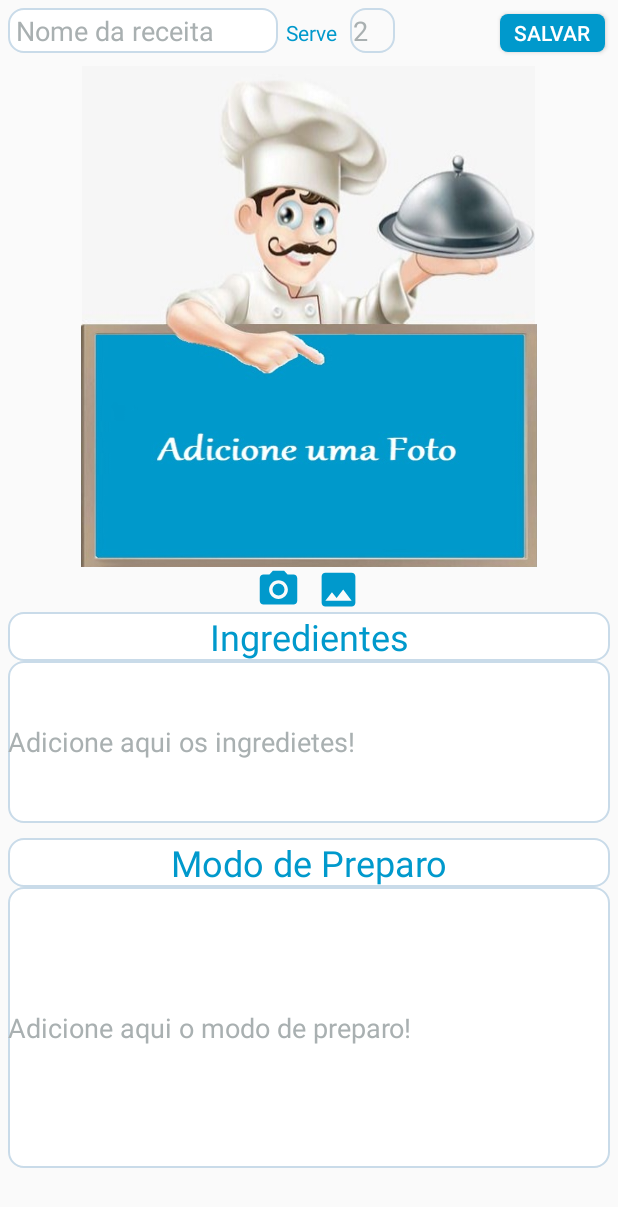
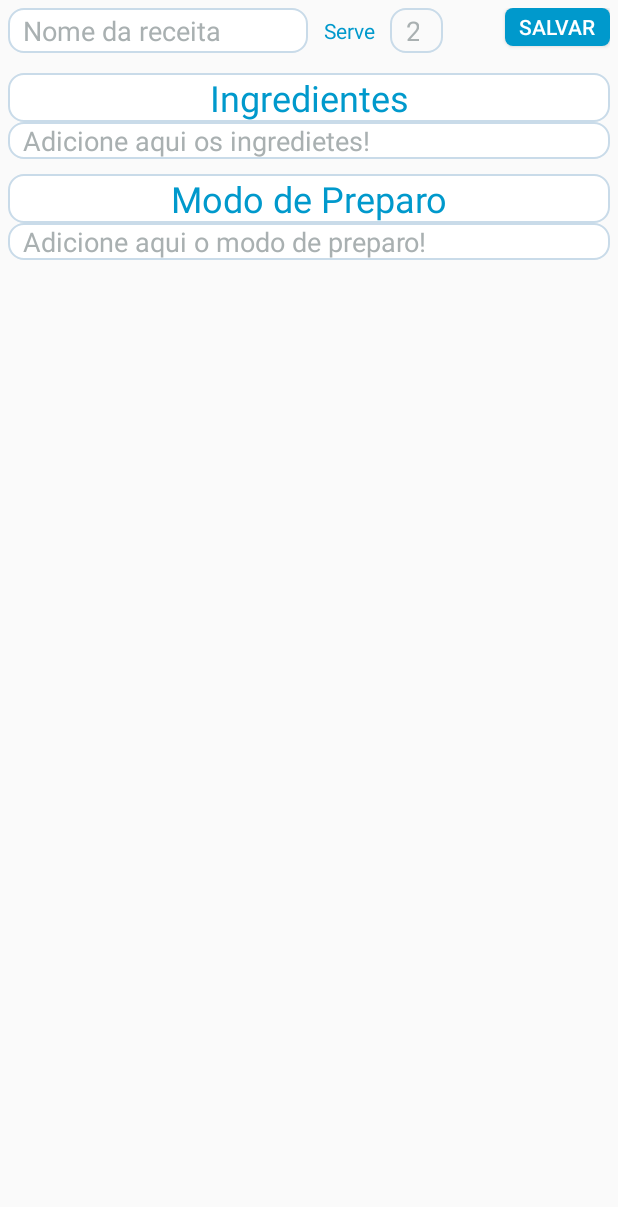
Before and after one commit to rubensfelipe/ReceitaBoa, an Android app: the fragment MinhasReceitasFragment shown on its own in the app's theme, after a tap on an icon or button, on a phone screen of 412 x 824 dp. Shown: the top 1207 px of the screen. Run offline under Robolectric (Android 15) with nearby library versions, the phone set to English and light mode, and no system bars; our stand-ins replace Firebase (no records; nobody signed in at launch, a user with empty details on screens opened directly); pictures from the network do not load; Roboto replaces fonts that are not available here.

Commit message:
Adição de uma segunda tela em adicionar nova receita apenas para a captura da foto da receita.
A primeira tela ficou apenas com as informações de texto da receita.

Agora os dados de texto são salvos na primeira tela dentro do banco de dados do server
e a url da foto será salva na segunda tela dentro do banco de dados do server
(todos os dados acima estão salvos no mesmo nó do banco de dados)

O ramo no banco de dados do servidor ficou assim:

receitas
    id do Chef (logado)
       id da Receita:
       -nome da Receita
       -ingredientes
       -qtd de pessoas servidas
       -id do chef (logado)
       -id da receita
       -url da foto da receita

```diff
--- /dev/null
+++ b/app/src/main/java/com/example/android/receitaboa/activity/NovaReceitaInfoActivity.java
@@ -0,0 +1,153 @@
+/*
+ * Copyright (C) 2016 The Android Open Source Project
+ *
+ * Licensed under the Apache License, Version 2.0 (the "License");
+ * you may not use this file except in compliance with the License.
+ * You may obtain a copy of the License at
+ *
+ *      http://www.apache.org/licenses/LICENSE-2.0
+ *
+ * Unless required by applicable law or agreed to in writing, software
+ * distributed under the License is distributed on an "AS IS" BASIS,
+ * WITHOUT WARRANTIES OR CONDITIONS OF ANY KIND, either express or implied.
+ * See the License for the specific language governing permissions and
+ * limitations under the License.
+ */
+package com.example.android.receitaboa.activity;
+
+import android.Manifest;
+import android.content.Intent;
+import android.graphics.Bitmap;
+import android.graphics.ImageDecoder;
+import android.net.Uri;
+import android.os.Bundle;
+import android.provider.MediaStore;
+import android.view.View;
+import android.widget.EditText;
+import android.widget.ImageView;
+import android.widget.Toast;
+
+import androidx.annotation.NonNull;
+import androidx.annotation.Nullable;
+import androidx.appcompat.app.AppCompatActivity;
+
+import com.example.android.receitaboa.R;
+import com.example.android.receitaboa.helper.ConfiguracaoFirebase;
+import com.example.android.receitaboa.helper.Permissao;
+import com.example.android.receitaboa.helper.UsuarioFirebaseAuth;
+import com.example.android.receitaboa.model.Chef;
+import com.example.android.receitaboa.model.Receitas;
+import com.google.android.gms.tasks.OnFailureListener;
+import com.google.android.gms.tasks.OnSuccessListener;
+import com.google.android.gms.tasks.Task;
+import com.google.firebase.storage.StorageReference;
+import com.google.firebase.storage.UploadTask;
+
+import java.io.ByteArrayOutputStream;
+
+/**
+ * Allows user to create a new recipe or edit an existing one.
+ */
+public class NovaReceitaInfoActivity extends AppCompatActivity {
+
+    private String[] permissoesNecessarias = new String[]{
+            Manifest.permission.READ_EXTERNAL_STORAGE,
+            Manifest.permission.CAMERA
+    };
+
+    private static final int SELECAO_CAMERA = 100;
+    private static final int SELECAO_GALERIA = 200;
+
+    private ImageView displayFotoReceita;
+    private ImageView cameraMinhaReceita;
+    private ImageView galeriaMinhaReceita;
+
+    private EditText editNomeReceita;
+    private EditText editIngredientesReceita;
+    private EditText editModoPreparo;
+    private EditText qtdPessoasServidas;
+
+    private StorageReference storageRef;
+    private String identificadorChef;
+
+
+    @Override
+    protected void onCreate(Bundle savedInstanceState) {
+        super.onCreate(savedInstanceState);
+        setContentView(R.layout.activity_nova_receita_info);
+
+        //Validar permissões
+        Permissao.validarPermissoes(permissoesNecessarias,this,1);
+
+        //Configurações iniciais
+        storageRef = ConfiguracaoFirebase.getFirebaseStorage();
+        identificadorChef = UsuarioFirebaseAuth.getIdentificadorChefAuth();
+
+        //inicializar componentes
+        editNomeReceita = findViewById(R.id.editNomeReceita);
+        editIngredientesReceita = findViewById(R.id.editReceitaIngredientes);
+        editModoPreparo = findViewById(R.id.editModoPreparo);
+        qtdPessoasServidas = findViewById(R.id.editQtdPessoasServidas);
+
+    }
+
+    @Override
+    protected void onStop() {
+        super.onStop();
+        finish();
+    }
+
+    public void cadastrarMinhaReceita(final Receitas minhasReceitas){
+
+        minhasReceitas.setIdChef(identificadorChef); //setando o id do Chef na Classe Receitas
+
+        //salvar os dados da Receita no FirebaseDatabase
+        minhasReceitas.salvarMinhaReceitaFirebaseDb();
+
+        /*
+        Toast.makeText(NovaReceitaInfoActivity.this,
+                "Sua Receita Boa foi salva com sucesso!",
+                Toast.LENGTH_SHORT).show();
+         */
+
+        Intent i = new Intent(NovaReceitaInfoActivity.this, NovaReceitaFotoActivity.class);
+        startActivity(i);
+
+    }
+
+    public void validarReceita(View view){ //metodo onClick (botão salvar)
+
+        //Recuperar textos dos campos digitados
+        String campoNomeReceita = editNomeReceita.getText().toString();
+        String campoIngredientes = editIngredientesReceita.getText().toString();
+        String campoModoPreparo = editModoPreparo.getText().toString();
+        String campoQtdPessoasServidas = qtdPessoasServidas.getText().toString();
+
+
+        if(!campoNomeReceita.isEmpty()){
+            if(!campoIngredientes.isEmpty()){
+                if(!campoModoPreparo.isEmpty()){
+
+                    Receitas minhasReceitas = new Receitas();
+                    minhasReceitas.setNomeReceita(campoNomeReceita);
+                    minhasReceitas.setIngredientes(campoIngredientes);
+                    minhasReceitas.setModoPreparo(campoModoPreparo);
+                    minhasReceitas.setQtdPessoasServidas(campoQtdPessoasServidas);
+
+                    cadastrarMinhaReceita(minhasReceitas);
+
+                }else {
+                    Toast.makeText(NovaReceitaInfoActivity.this,"Preencha o modo de preparo de sua receita!",Toast.LENGTH_SHORT).show();
+                }
+
+            }else {
+                Toast.makeText(NovaReceitaInfoActivity.this,"Preencha os ingredientes de sua receita!",Toast.LENGTH_SHORT).show();
+            }
+
+        }else {
+            Toast.makeText(NovaReceitaInfoActivity.this,"Preencha o nome de sua receita!",Toast.LENGTH_SHORT).show();
+        }
+
+    }
+
+}
--- a/app/src/main/java/com/example/android/receitaboa/adapter/MinhasReceitasAdapterGrid.java
+++ b/app/src/main/java/com/example/android/receitaboa/adapter/MinhasReceitasAdapterGrid.java
@@ -2,7 +2,6 @@ package com.example.android.receitaboa.adapter;
 
 import android.content.Context;
 import android.net.Uri;
-import android.util.Log;
 import android.view.LayoutInflater;
 import android.view.View;
 import android.view.ViewGroup;
@@ -16,7 +15,6 @@ import androidx.annotation.Nullable;
 import com.bumptech.glide.Glide;
 import com.example.android.receitaboa.R;
 import com.example.android.receitaboa.model.Receitas;
-import com.nostra13.universalimageloader.core.ImageLoader;
 
 import java.util.List;
 
@@ -64,7 +62,7 @@ public class MinhasReceitasAdapterGrid extends ArrayAdapter<Receitas> {
         //Recupera os dados das Minhas Receitas
         Receitas minhaListaReceitas = listaMinhasReceitas.get(position);
 
-        viewHolder.nomeReceita.setText(minhaListaReceitas.getNomeReceita());
+        viewHolder.nomeReceita.setText(minhaListaReceitas.getNome());
         viewHolder.qtdPessoasServidas.setText(minhaListaReceitas.getQtdPessoasServidas());
 
 
--- a/app/src/main/java/com/example/android/receitaboa/fragment/MinhasReceitasFragment.java
+++ b/app/src/main/java/com/example/android/receitaboa/fragment/MinhasReceitasFragment.java
@@ -11,10 +11,9 @@ import android.view.View;
 import android.view.ViewGroup;
 import android.widget.GridView;
 import android.widget.ImageView;
-import android.widget.LinearLayout;
 
 import com.example.android.receitaboa.R;
-import com.example.android.receitaboa.activity.NovaReceitaActivity;
+import com.example.android.receitaboa.activity.NovaReceitaInfoActivity;
 import com.example.android.receitaboa.adapter.MinhasReceitasAdapterGrid;
 import com.example.android.receitaboa.helper.ConfiguracaoFirebase;
 import com.example.android.receitaboa.helper.UsuarioFirebaseAuth;
@@ -80,7 +79,7 @@ public class MinhasReceitasFragment extends Fragment {
         fabMiniChef.setOnClickListener(new View.OnClickListener() {
             @Override
             public void onClick(View v) {
-                Intent adicionarReceita = new Intent(getActivity(), NovaReceitaActivity.class);
+                Intent adicionarReceita = new Intent(getActivity(), NovaReceitaInfoActivity.class);
                 startActivity(adicionarReceita);
             }
         });
@@ -90,7 +89,7 @@ public class MinhasReceitasFragment extends Fragment {
 
 
     //Recupera as fotos das receitas
-    private void carregarMinhaListaReceitas(){
+    private void recuperarMinhasReceitasFirebaseDb(){
 
         valueEventListenerMinhasReceitas = receitasChefRef.addValueEventListener(new ValueEventListener() {
             @Override
@@ -107,7 +106,9 @@ public class MinhasReceitasFragment extends Fragment {
                 minhaListaReceitas.clear();
 
                 for (DataSnapshot ds: dataSnapshot.getChildren()){
+
                     minhaListaReceitas.add(ds.getValue(Receitas.class));
+
                 }
                 adapterMinhasReceitas.notifyDataSetChanged();
             }
@@ -122,7 +123,7 @@ public class MinhasReceitasFragment extends Fragment {
     @Override
     public void onStart() {
         super.onStart();
-        carregarMinhaListaReceitas();
+        recuperarMinhasReceitasFirebaseDb();
     }
 
     @Override
--- a/app/src/main/java/com/example/android/receitaboa/helper/UsuarioFirebaseAuth.java
+++ b/app/src/main/java/com/example/android/receitaboa/helper/UsuarioFirebaseAuth.java
@@ -88,9 +88,9 @@ public class UsuarioFirebaseAuth {
         chef.setNome(chefAuth.getDisplayName());
 
         if(chefAuth.getPhotoUrl() == null){
-            chef.setUrlFotoChef("");  //caso o chef não tenha selecionado uma foto de perfil, seta o caminho da foto como vazio
+            chef.setUrlFotoChefAuth("");  //caso o chef não tenha selecionado uma foto de perfil, seta o caminho da foto como vazio
         }else {
-            chef.setUrlFotoChef(chefAuth.getPhotoUrl().toString()); //recupera o caminho da foto do chef, foto de perfil, do FirebaseAuth e seta este caminho da foto na Classe Chef
+            chef.setUrlFotoChefAuth(chefAuth.getPhotoUrl().toString()); //recupera o caminho da foto do chef, foto de perfil, do FirebaseAuth e seta este caminho da foto na Classe Chef
         }
         return chef;
     }
--- a/app/src/main/res/layout/activity_nova_receita.xml
+++ b/app/src/main/res/layout/activity_nova_receita_info.xml
@@ -22,21 +22,22 @@
 
                 <!-- Name field -->
 
-            <LinearLayout
+            <RelativeLayout
                 android:layout_width="match_parent"
                 android:layout_height="wrap_content"
+                android:layout_marginBottom="10dp"
                 android:orientation="horizontal">
 
                 <EditText
                     android:id="@+id/editNomeReceita"
                     style="@style/EditorFieldStyle"
-                    android:layout_width="180dp"
+                    android:layout_width="200dp"
                     android:layout_height="30dp"
                     android:background="@drawable/background_botao2"
                     android:fontFamily="@font/alegreya"
                     android:hint="Nome da receita"
                     android:inputType="textCapWords"
-                    android:paddingLeft="5dp"
+                    android:paddingLeft="10dp"
                     android:textColor="#484E6E"
                     android:textColorHint="@color/colorHintGraySoft"
                     android:textColorLink="@color/colorBlueDark"
@@ -46,7 +47,16 @@
                     android:id="@+id/textView6"
                     android:layout_width="wrap_content"
                     android:layout_height="wrap_content"
+                    android:paddingLeft="5dp"
+                    android:layout_alignWithParentIfMissing="false"
+                    android:layout_alignParentLeft="false"
+                    android:layout_alignParentTop="false"
+                    android:layout_alignParentRight="false"
+                    android:layout_alignParentBottom="false"
                     android:layout_marginLeft="5dp"
+                    android:layout_marginRight="1dp"
+                    android:layout_marginTop="5dp"
+                    android:layout_toRightOf="@+id/editNomeReceita"
                     android:fontFamily="@font/alegreya"
                     android:paddingRight="8dp"
                     android:text="Serve"
@@ -54,10 +64,12 @@
 
                 <EditText
                     android:id="@+id/editQtdPessoasServidas"
-                    android:layout_width="30dp"
+                    android:layout_width="35dp"
                     android:layout_height="30dp"
+                    android:layout_toRightOf="@+id/textView6"
                     android:background="@drawable/background_botao"
                     android:gravity="center"
+                    android:paddingLeft="10dp"
                     android:hint="2"
                     android:paddingRight="16dp"
                     android:spinnerMode="dropdown"
@@ -68,6 +80,7 @@
                     android:id="@+id/buttonSalvarReceita"
                     android:layout_width="70dp"
                     android:layout_height="25dp"
+                    android:layout_alignParentRight="true"
                     android:layout_marginLeft="70dp"
                     android:layout_marginBottom="8dp"
                     android:background="@drawable/background_caixa_texto2"
@@ -75,48 +88,7 @@
                     android:text="salvar"
                     android:textColor="#FFFFFF" />
 
-            </LinearLayout>
-
-            <ImageView
-                android:id="@+id/imageView2"
-                android:layout_width="302dp"
-                android:layout_height="172dp"
-                android:layout_marginTop="5dp"
-                android:layout_gravity="center_horizontal"
-                android:scaleType="fitXY"
-                android:src="@drawable/just_the_chef_upper_body_final_copia" />
-
-            <!-- Serve X Pessoas -->
-            <ImageView
-                android:id="@+id/displayFotoReceita"
-                android:layout_width="304dp"
-                android:layout_height="162dp"
-                android:layout_gravity="center_horizontal"
-                android:background="@drawable/background_botao2"
-                android:scaleType="fitXY"
-                android:src="@drawable/just_the_blue_board_final_copia" />
-
-            <LinearLayout
-                android:id="@+id/container_people_quantity"
-                android:layout_width="match_parent"
-                android:gravity="center"
-                android:layout_height="wrap_content"
-                android:orientation="horizontal">
-
-                <ImageView
-                    android:id="@+id/cameraMinhaReceita"
-                    android:layout_width="30dp"
-                    android:layout_height="30dp"
-                    android:layout_marginRight="10dp"
-                    android:src="@drawable/ic_camera_cinza_24dp" />
-
-                <ImageView
-                    android:id="@+id/galeriaMinhaReceita"
-                    android:layout_width="30dp"
-                    android:layout_height="30dp"
-                    android:src="@drawable/ic_foto_cinza_24dp" />
-
-            </LinearLayout>
+            </RelativeLayout>
 
                 <!-- Breed field -->
                 <TextView
@@ -134,7 +106,8 @@
                 android:id="@+id/editReceitaIngredientes"
                 style="@style/EditorFieldStyle"
                 android:layout_width="match_parent"
-                android:layout_height="108dp"
+                android:layout_height="match_parent"
+                android:paddingLeft="10dp"
                 android:background="@drawable/background_botao2"
                 android:fontFamily="@font/alegreya"
                 android:hint="Adicione aqui os ingredietes!"
@@ -158,9 +131,10 @@
             <EditText
                 android:id="@+id/editModoPreparo"
                 style="@style/EditorFieldStyle"
-                android:layout_height="187dp"
+                android:layout_height="match_parent"
                 android:background="@drawable/background_botao2"
                 android:fontFamily="@font/alegreya"
+                android:paddingLeft="10dp"
                 android:hint="Adicione aqui o modo de preparo!"
                 android:textColor="#484E6E"
                 android:textColorHint="@color/colorHintGraySoft"
```
Also changed, not shown: app/src/main/AndroidManifest.xml (+6 -3 lines), app/src/main/java/com/example/android/receitaboa/activity/ConfiguracoesActivity.java (+5 -5 lines), app/src/main/java/com/example/android/receitaboa/activity/NovaReceitaActivity.java (deleted, +0 -289 lines), app/src/main/java/com/example/android/receitaboa/model/Chef.java (+4 -4 lines), app/src/main/java/com/example/android/receitaboa/model/Receitas.java (+40 -16 lines).
